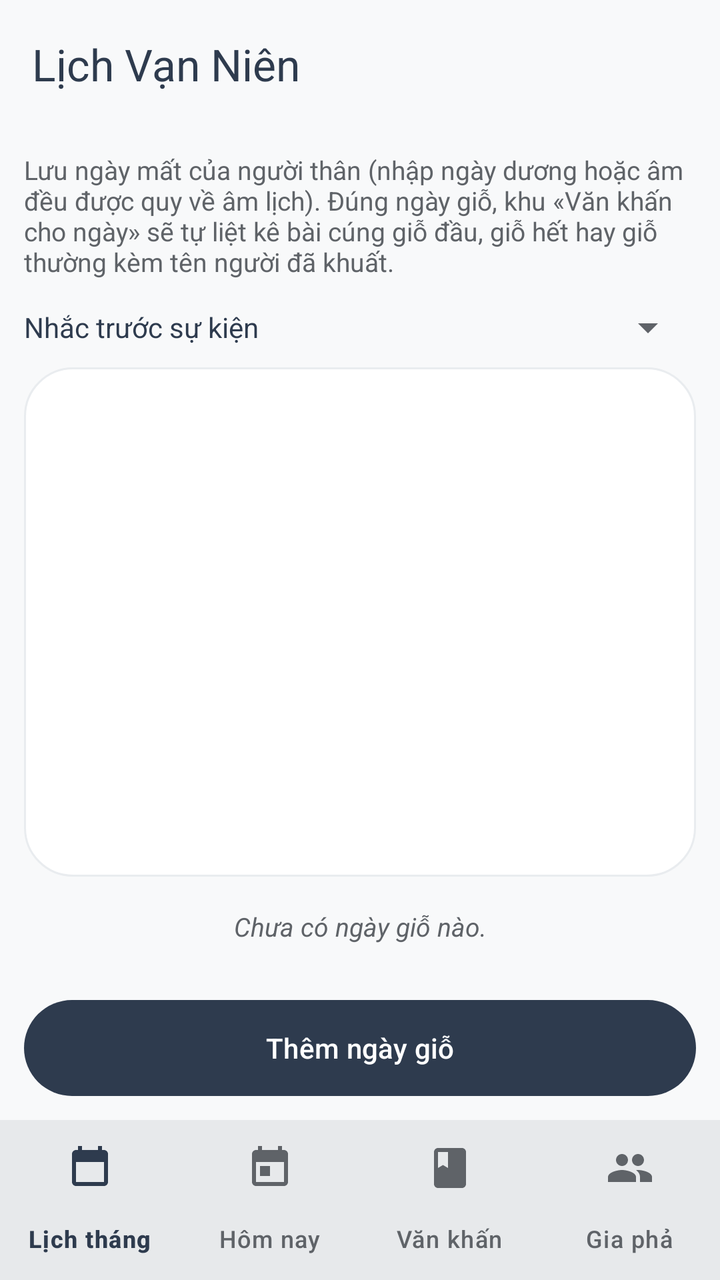
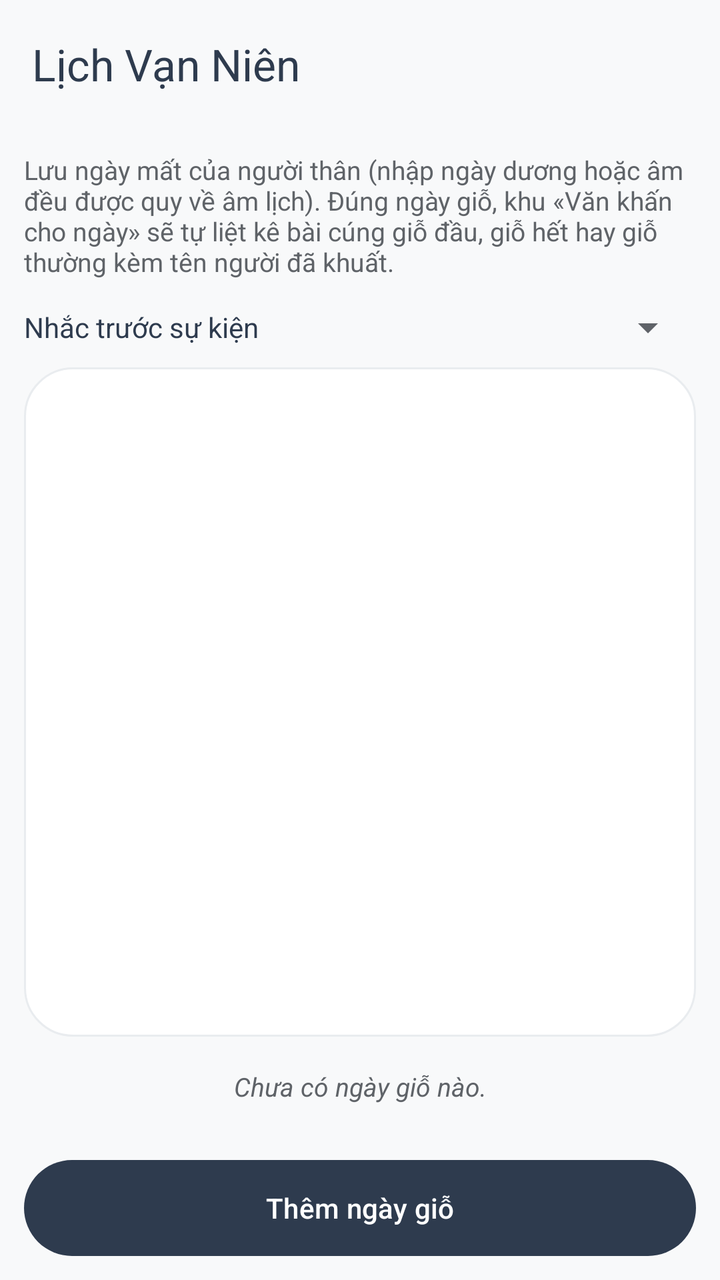

Two renders of the same Android screen: before a commit and after it. Below are the layout's source before the change and the commit's diff.
<!-- AndroidManifest.xml: activity theme AppTheme -->
<!-- res/layout/activity_gio_settings.xml -->
<?xml version="1.0" encoding="utf-8"?>
<LinearLayout xmlns:android="http://schemas.android.com/apk/res/android"
    xmlns:app="http://schemas.android.com/apk/res-auto"
    android:layout_width="match_parent"
    android:layout_height="match_parent"
    android:background="?attr/colorSurface"
    android:orientation="vertical"
    android:id="@+id/app_root">

    <include layout="@layout/app_header" />
    <LinearLayout
        android:id="@+id/app_body"
        android:layout_width="match_parent"
        android:layout_height="0dp"
        android:layout_weight="1"
        android:orientation="vertical">


    <TextView
        android:layout_width="match_parent"
        android:layout_height="wrap_content"
        android:padding="12dp"
        android:text="Lưu ngày mất của người thân (nhập ngày dương hoặc âm đều được quy về âm lịch). Đúng ngày giỗ, khu «Văn khấn cho ngày» sẽ tự liệt kê bài cúng giỗ đầu, giỗ hết hay giỗ thường kèm tên người đã khuất."
        android:textColor="@color/textSecondary"
        android:textSize="13sp" />

    <LinearLayout
        android:layout_width="match_parent"
        android:layout_height="wrap_content"
        android:gravity="center_vertical"
        android:orientation="horizontal"
        android:paddingStart="12dp"
        android:paddingEnd="12dp"
        android:paddingBottom="8dp">

        <TextView
            android:layout_width="0dp"
            android:layout_height="wrap_content"
            android:layout_weight="1"
            android:text="Nhắc trước sự kiện"
            android:textColor="?attr/colorOnSurface"
            android:textSize="14sp" />

        <Spinner
            android:id="@+id/reminder_days_spinner"
            android:layout_width="wrap_content"
            android:layout_height="wrap_content"
            android:minWidth="96dp" />
    </LinearLayout>
    <androidx.recyclerview.widget.RecyclerView
        android:id="@+id/gio_list"
        android:layout_width="match_parent"
        android:layout_height="0dp"
        android:layout_weight="1"
        android:layout_marginHorizontal="12dp"
        android:background="@drawable/month_card_background"
        android:clipToPadding="false"
        android:paddingBottom="12dp" />

    <TextView
        android:id="@+id/gio_empty"
        android:layout_width="match_parent"
        android:layout_height="wrap_content"
        android:gravity="center"
        android:paddingVertical="16dp"
        android:text="Chưa có ngày giỗ nào."
        android:textColor="@color/textSecondary"
        android:textSize="13sp"
        android:textStyle="italic" />

    <Button
        android:id="@+id/add_gio_button"
        android:layout_width="match_parent"
        android:layout_height="48dp"
        android:layout_margin="12dp"
        android:background="@drawable/month_primary_button_background"
        android:text="Thêm ngày giỗ"
        android:textColor="@color/textLight"
        android:textSize="14sp" />

        </LinearLayout>

<include layout="@layout/app_bottom_nav" />

</LinearLayout>
<!-- res/layout/app_header.xml (included above) -->
<?xml version="1.0" encoding="utf-8"?>
<com.google.android.material.appbar.MaterialToolbar xmlns:android="http://schemas.android.com/apk/res/android"
    xmlns:app="http://schemas.android.com/apk/res-auto"
    android:id="@+id/toolbar"
    android:layout_width="match_parent"
    android:layout_height="?attr/actionBarSize"
    android:background="?attr/colorSurface"
    android:elevation="0dp"
    app:navigationIconTint="?attr/colorOnSurface"
    app:title="@string/app_name"
    app:titleTextColor="?attr/colorOnSurface" />
<!-- res/layout/app_bottom_nav.xml (included above) -->
<?xml version="1.0" encoding="utf-8"?>
<com.google.android.material.bottomnavigation.BottomNavigationView xmlns:android="http://schemas.android.com/apk/res/android"
    xmlns:app="http://schemas.android.com/apk/res-auto"
    android:id="@+id/bottom_navigation"
    android:layout_width="match_parent"
    android:layout_height="wrap_content"
    android:background="?attr/colorSurface"
    android:elevation="3dp"
    app:itemIconTint="@color/bottom_nav_item_color"
    app:itemTextColor="@color/bottom_nav_item_color"
    app:labelVisibilityMode="labeled"
    app:menu="@menu/main_bottom_nav" />
<!-- resources referenced by this layout -->
<resources>
  <color name="textLight">#FFFFFF</color>
  <color name="textSecondary">#5F6368</color>
  <!-- drawable month_card_background (drawable) -->
  <?xml version="1.0" encoding="utf-8"?>
  <shape xmlns:android="http://schemas.android.com/apk/res/android">
      <solid android:color="?attr/colorSurfaceVariant" />
      <corners android:radius="24dp" />
      <stroke
          android:width="1dp"
          android:color="?attr/colorOutline" />
  </shape>
  <!-- drawable month_primary_button_background (drawable) -->
  <?xml version="1.0" encoding="utf-8"?>
  <shape xmlns:android="http://schemas.android.com/apk/res/android">
      <solid android:color="@color/weekendColor" />
      <corners android:radius="24dp" />
  </shape>
  <string name="app_name">Lịch Vạn Niên</string>
  <style name="AppTheme" parent="Theme.Material3.Light.NoActionBar">
          <item name="colorPrimary">@color/primaryColor</item>
          <item name="colorOnPrimary">@color/textLight</item>
          <item name="colorPrimaryContainer">@color/monthTonal</item>
          <item name="colorOnPrimaryContainer">@color/primaryDarkColor</item>
          <item name="colorSecondary">@color/secondaryColor</item>
          <item name="colorOnSecondary">@color/textLight</item>
          <item name="colorSecondaryContainer">@color/monthTonal</item>
          <item name="colorOnSecondaryContainer">@color/primaryDarkColor</item> 
          <item name="colorSurface">@color/backgroundPrimary</item>
          <item name="colorOnSurface">@color/textPrimary</item>
          <item name="colorSurfaceVariant">@color/backgroundSecondary</item>
          <item name="colorOnSurfaceVariant">@color/textSecondary</item>
          <item name="colorOutline">@color/cardBorder</item>
          <item name="android:windowBackground">@color/backgroundPrimary</item>
          <item name="android:statusBarColor">@android:color/transparent</item>
          <item name="android:navigationBarColor">@android:color/transparent</item>
          <item name="android:windowLightStatusBar">true</item>
          <item name="android:windowLightNavigationBar">true</item>
          <item name="android:textColorPrimary">@color/textPrimary</item>
          <item name="android:textColorSecondary">@color/textSecondary</item>
      </style>
  <color name="weekendColor">#C2185B</color>
  <color name="primaryColor">#2E3B4E</color>
  <color name="monthTonal">#FCE4EC</color>
  <color name="primaryDarkColor">#1A2332</color>
  <color name="secondaryColor">#C2185B</color>
  <color name="backgroundPrimary">#F8F9FA</color>
  <color name="textPrimary">#2E3B4E</color>
  <color name="backgroundSecondary">#FFFFFF</color>
  <color name="cardBorder">#E9ECEF</color>
</resources>

<!-- the commit's change to res/layout/activity_gio_settings.xml (unified diff, before → after) -->
@@ -78,11 +78,7 @@
         android:textColor="@color/textLight"
         android:textSize="14sp" />
 
-        </LinearLayout>
-
-<include layout="@layout/app_bottom_nav" />
-
-</LinearLayout>
+        </LinearLayout></LinearLayout>
 <!-- res/layout/app_header.xml (included above) -->
 <?xml version="1.0" encoding="utf-8"?>
 <com.google.android.material.appbar.MaterialToolbar xmlns:android="http://schemas.android.com/apk/res/android"
@@ -95,16 +91,3 @@
     app:navigationIconTint="?attr/colorOnSurface"
     app:title="@string/app_name"
     app:titleTextColor="?attr/colorOnSurface" />
-<!-- res/layout/app_bottom_nav.xml (included above) -->
-<?xml version="1.0" encoding="utf-8"?>
-<com.google.android.material.bottomnavigation.BottomNavigationView xmlns:android="http://schemas.android.com/apk/res/android"
-    xmlns:app="http://schemas.android.com/apk/res-auto"
-    android:id="@+id/bottom_navigation"
-    android:layout_width="match_parent"
-    android:layout_height="wrap_content"
-    android:background="?attr/colorSurface"
-    android:elevation="3dp"
-    app:itemIconTint="@color/bottom_nav_item_color"
-    app:itemTextColor="@color/bottom_nav_item_color"
-    app:labelVisibilityMode="labeled"
-    app:menu="@menu/main_bottom_nav" />
